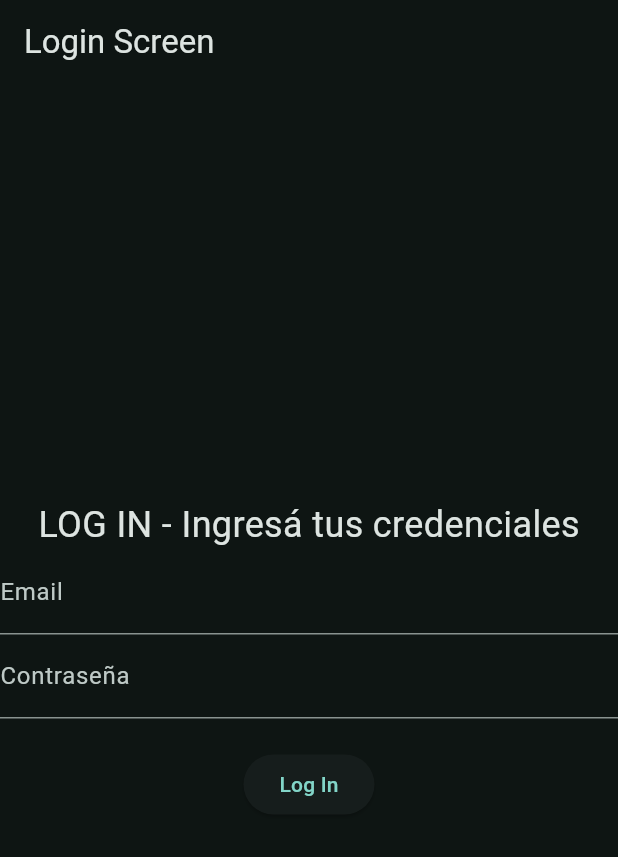
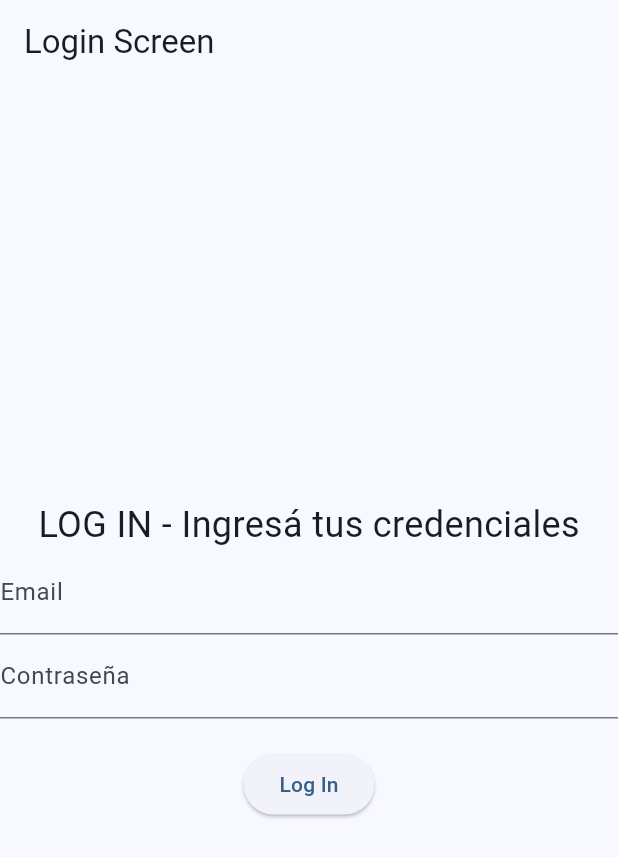
Before and after one commit to MatiasValansi/FlutterSportsApp, a Flutter app: the screen it shows after launch, on a phone screen of 412 x 824 dp. Shown: the top 857 px of the screen. Run offline on Flutter 3.47's test engine with Material 3 defaults, Android fonts, the light colour scheme and no system bars; our stand-ins replace flutter_riverpod, go_router.

Commit message:
Se agregaron métodos en el Provider para que el gestor de estados maneje de manera global el tema.

```diff
--- a/lib/core/theme/app_theme.dart
+++ b/lib/core/theme/app_theme.dart
@@ -28,4 +28,15 @@
       brightness: this.isDarkMode ? Brightness.dark : Brightness.light,
     );
   }
+
+  AppTheme copyWith({
+    int? selectedColor,
+    bool? isDarkMode,
+  }){
+
+    return AppTheme(
+      selectedColor: selectedColor ?? this.selectedColor,
+      isDarkMode: isDarkMode ?? this.isDarkMode,
+    );
+  }
 }
--- a/lib/main.dart
+++ b/lib/main.dart
@@ -2,18 +2,20 @@
 import 'package:flutter_riverpod/flutter_riverpod.dart';
 import 'package:intro_riverpod_notificaciones_pagerview/core/router/app_router.dart';
 import 'package:intro_riverpod_notificaciones_pagerview/core/theme/app_theme.dart';
+import 'package:intro_riverpod_notificaciones_pagerview/presentation/providers/theme_provider.dart';
 
 void main() {
   runApp(ProviderScope(child: MainApp()));
 }
 
-class MainApp extends StatelessWidget {
+class MainApp extends ConsumerWidget {
   MainApp({super.key});
 
-  final appTheme = AppTheme(selectedColor: 6, isDarkMode: true);
+  //final appTheme = AppTheme(selectedColor: 6, isDarkMode: true);
 
   @override
-  Widget build(BuildContext context) {
+  Widget build(BuildContext context, ref) {
+    final appTheme = ref.watch(themeProvider);
     return MaterialApp.router(
       routerConfig: appRouter,
       debugShowCheckedModeBanner: false,
--- a/lib/presentation/providers/theme_provider.dart
+++ b/lib/presentation/providers/theme_provider.dart
@@ -1,7 +1,25 @@
 
 import 'package:flutter_riverpod/flutter_riverpod.dart';
 import 'package:flutter_riverpod/legacy.dart';
+import 'package:intro_riverpod_notificaciones_pagerview/core/theme/app_theme.dart';
 
 StateProvider<int> selectedColorProvider = StateProvider<int>((ref) {
   return 0;
 });
+
+final themeProvider = StateNotifierProvider<ThemeNotifier, AppTheme>((ref){
+  return ThemeNotifier();
+});
+
+class ThemeNotifier extends StateNotifier<AppTheme> {
+  ThemeNotifier():super(AppTheme());
+
+  void selectColor(int color){
+    state = state.copyWith(selectedColor: color);
+  }
+
+  void toggleDarkMode(bool isDarkMode){
+    state = state.copyWith(isDarkMode: isDarkMode);
+  }
+
+}
```
Also changed, not shown: lib/presentation/screens/theme_selector.dart (+10 -2 lines).
